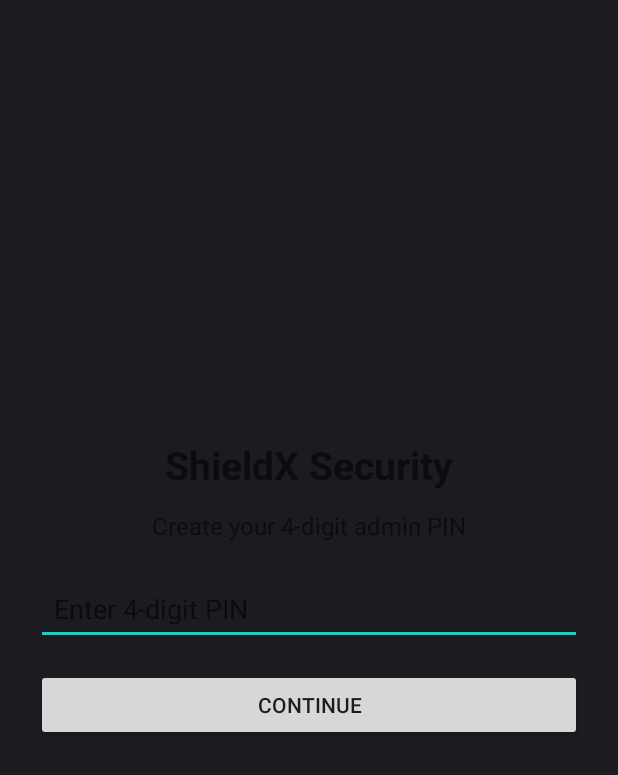
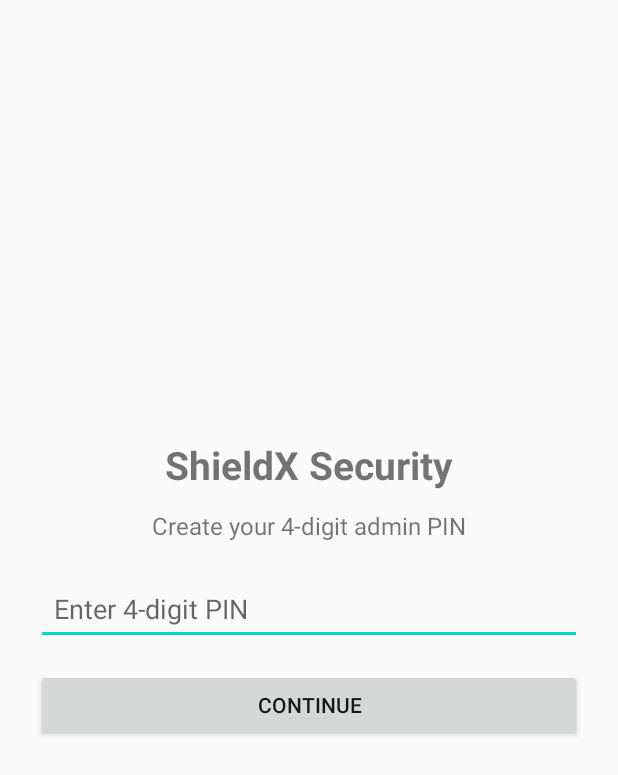
Before and after one commit to Kamleshkumarmandal/ShieldXMobile, an Android app: the screen it shows after launch (PinActivity), on a phone screen of 412 x 824 dp. Shown: the top 775 px of the screen. Run offline under Robolectric (Android 15) with nearby library versions, the phone set to English and light mode, and no system bars.

Commit message:
Define light theme colors for day mode

```diff
--- a/app/src/main/res/values/themes.xml
+++ b/app/src/main/res/values/themes.xml
@@ -3,7 +3,10 @@
         <item name="colorPrimary">#6200EE</item>
         <item name="colorPrimaryDark">#3700B3</item>
         <item name="colorAccent">#03DAC6</item>
-
-        <item name="android:windowBackground">#1C1B1F</item>
+        <item name="colorSurface">#FFFFFF</item>
+        <item name="android:colorBackground">#FAFAFA</item>
+        <item name="android:windowBackground">#FAFAFA</item>
+        <item name="android:textColorPrimary">#171717</item>
+        <item name="android:textColorSecondary">#666666</item>
     </style>
 </resources>
```
